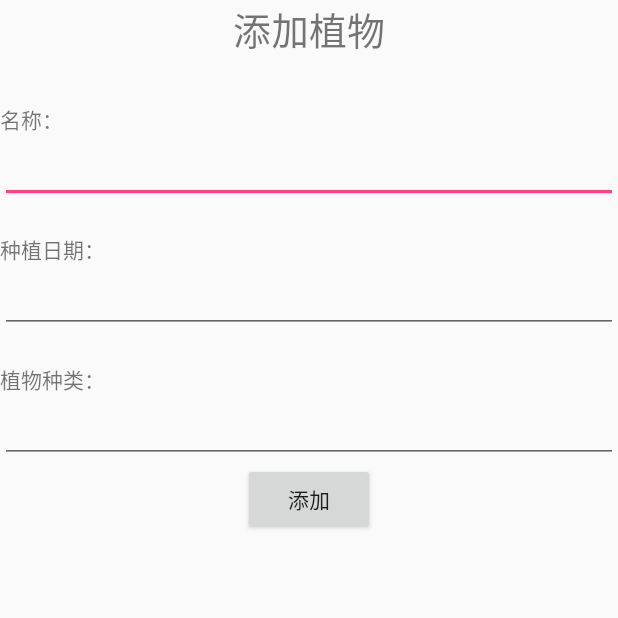
After one commit to Lyonghuang/androidProject_Plant, an Android app: the AddPlantActivity screen opened directly, with no data from a screen before it, on a phone screen of 412 x 824 dp, the top half of it. The commit adds this screen. Run offline under Robolectric (Android 15) with nearby library versions, the phone set to English and light mode, and no system bars; our stand-ins replace CircleImageView.

Commit message:
增加“添加植物”功能

```diff
--- a/app/src/main/AndroidManifest.xml
+++ b/app/src/main/AndroidManifest.xml
@@ -41,6 +41,8 @@
         <activity android:name="com.example.activity.setting.account.ModifyTelActivity"/>
         <activity android:name="com.example.activity.setting.suggest.SubmitSuggestActivity"/>
 
+        <activity android:name="com.example.activity.AddPlantActivity"/>
+
 
         <service android:name="util.tiemr.LongRunningService"/>
         <receiver android:name="util.tiemr.AlarmReceiver"/>
--- /dev/null
+++ b/app/src/main/java/com/example/activity/AddPlantActivity.java
@@ -0,0 +1,80 @@
+package com.example.activity;
+
+import android.app.Activity;
+import android.os.Bundle;
+import android.support.annotation.Nullable;
+import android.view.View;
+import android.widget.Button;
+import android.widget.EditText;
+
+import com.example.androidproject_plant.R;
+
+import net.HttpMethod;
+import net.NetConnection;
+
+import org.json.JSONException;
+import org.json.JSONObject;
+
+import constatnt.constant;
+import util.ToastUtil;
+
+public class AddPlantActivity extends Activity{
+
+    private EditText input_name,input_date,plant_type;
+    private Button add_plant;
+
+    private JSONObject json;
+
+
+
+    @Override
+    protected void onCreate(@Nullable Bundle savedInstanceState) {
+        super.onCreate(savedInstanceState);
+        setContentView(R.layout.add_plant);
+
+        initView();
+    }
+
+
+    private void initView(){
+        input_name=(EditText)findViewById(R.id.input_name);
+        input_date=(EditText)findViewById(R.id.input_date);
+        plant_type=(EditText)findViewById(R.id.plant_type);
+
+
+
+        add_plant=(Button)findViewById(R.id.add_plant);
+
+        add_plant.setOnClickListener(new View.OnClickListener() {
+            @Override
+            public void onClick(View v) {
+                try {
+                    json.put(constant.PLANT_NAME,input_name.getText().toString());
+                    json.put(constant.PLANT_DATE,input_date.getText().toString());
+                    json.put(constant.PLANT_TYPE,plant_type.getText().toString());
+                } catch (JSONException e) {
+                    e.printStackTrace();
+                }
+
+                addPlant(input_name.getText().toString(),input_date.getText().toString(),plant_type.getText().toString());
+            }
+        });
+    }
+
+
+
+    private void addPlant(String plantName,String plantDate,String plantType){
+        new NetConnection(constant.URL, HttpMethod.POST, new NetConnection.SuccessCallback() {
+            @Override
+            public void onSuccess(String result) {
+                ToastUtil.show(AddPlantActivity.this,"添加成功");
+            }
+        }, new NetConnection.FailCallback() {
+            @Override
+            public void onFail(String result) {
+                ToastUtil.show(AddPlantActivity.this,"添加失败，请稍后重试");
+
+            }
+        },json);
+    }
+}
--- a/app/src/main/java/constatnt/constant.java
+++ b/app/src/main/java/constatnt/constant.java
@@ -56,4 +56,5 @@ public class constant {
     public static final String CONSERVATION_TIME="conservationTime";
     public static final String CONSERVATION_PERSON="conservationPerson";
 
+    public static final String PLANT_TYPE = "plantType";
 }
--- /dev/null
+++ b/app/src/main/res/layout/add_plant.xml
@@ -0,0 +1,81 @@
+<ScrollView
+    xmlns:android="http://schemas.android.com/apk/res/android"
+    android:layout_width="match_parent"
+    android:layout_height="match_parent">
+
+
+
+    <LinearLayout
+        android:layout_width="match_parent"
+        android:layout_height="match_parent"
+        android:orientation="vertical">
+
+
+        <RelativeLayout
+            android:layout_width="match_parent"
+            android:layout_height="wrap_content">
+
+
+            <TextView
+                android:layout_width="match_parent"
+                android:layout_height="wrap_content"
+                android:gravity="center_horizontal"
+                android:text="添加植物"
+                android:textSize="25sp"/>
+
+
+        </RelativeLayout>
+
+
+        <TextView
+            android:layout_width="match_parent"
+            android:layout_height="30dp" />
+
+        <TextView
+            android:layout_width="match_parent"
+            android:layout_height="wrap_content"
+            android:text="名称："/>
+
+        <EditText
+            android:id="@+id/input_name"
+            android:layout_width="match_parent"
+            android:layout_height="wrap_content"
+            />
+
+        <TextView
+            android:layout_width="match_parent"
+            android:layout_height="20dp" />
+
+        <TextView
+            android:layout_width="match_parent"
+            android:layout_height="wrap_content"
+            android:text="种植日期："/>
+        <EditText
+            android:id="@+id/input_date"
+            android:layout_width="match_parent"
+            android:layout_height="wrap_content" />
+
+        <TextView
+            android:layout_width="match_parent"
+            android:layout_height="20dp" />
+
+        <TextView
+            android:layout_width="match_parent"
+            android:layout_height="wrap_content"
+            android:text="植物种类："/>
+        <EditText
+            android:id="@+id/plant_type"
+            android:layout_width="match_parent"
+            android:layout_height="wrap_content"
+            />
+
+        <Button
+            android:id="@+id/add_plant"
+            android:layout_width="wrap_content"
+            android:layout_height="wrap_content"
+            android:layout_gravity="center_horizontal"
+            android:text="添加"/>
+
+    </LinearLayout>
+
+</ScrollView>
```
Also changed, not shown: app/src/main/java/fragment/PlantFragment.java (+15 -0 lines), app/src/main/res/layout/fragment_plant.xml (+31 -5 lines), app/src/main/res/drawable/add.png (added).
